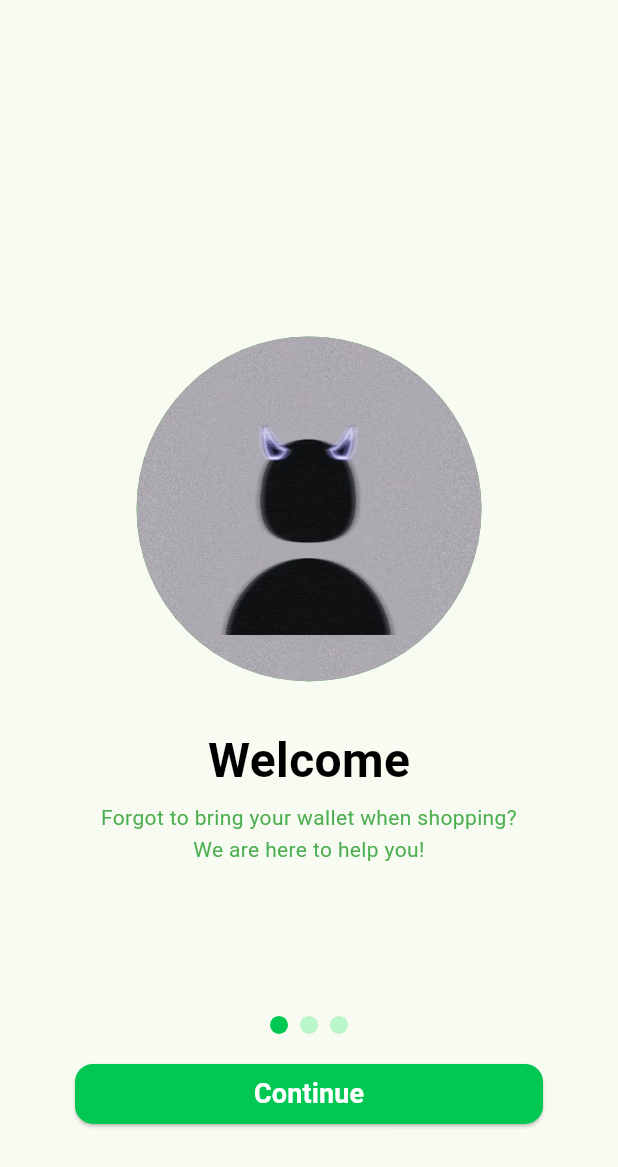
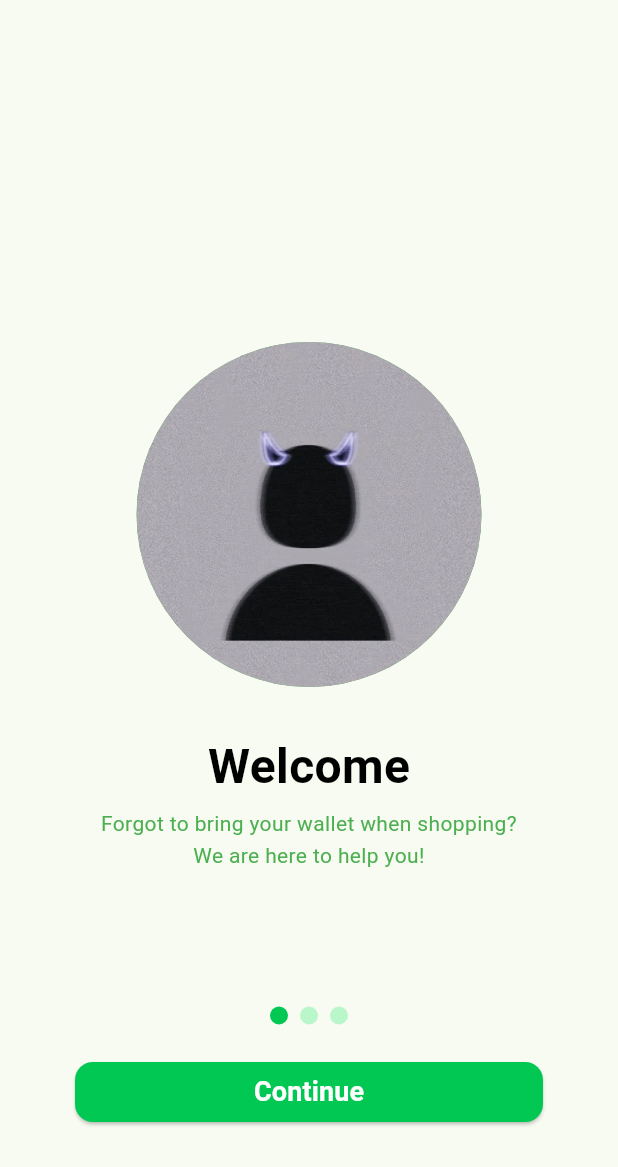
Before and after one commit to zaqimaulana/-KB1179-1123150048-uts-, a Flutter app: the screen it shows after launch, on a phone screen of 412 x 824 dp. Shown: the top 1167 px of the screen. Run offline on Flutter 3.47's test engine with Material 3 defaults, Android fonts, the phone set to English and light mode, and no system bars.

Commit message:
revisi sedikit

```diff
--- a/lib/splash_screen_1.dart
+++ b/lib/splash_screen_1.dart
@@ -52,7 +52,7 @@ class SplashScreen1 extends StatelessWidget {
               ),
             ),
 
-            const SizedBox(height: 100),
+            const SizedBox(height: 90),
 
             // 3 Bullet Indicator
             Row(
@@ -88,7 +88,7 @@ class SplashScreen1 extends StatelessWidget {
               ],
             ),
 
-             const SizedBox(height: 20),
+             const SizedBox(height: 25),
 
             // Tombol Continue
             Container(
```
